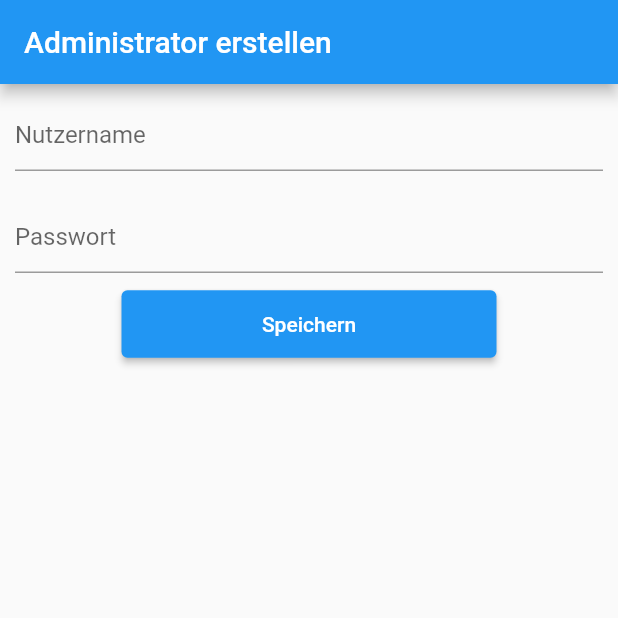
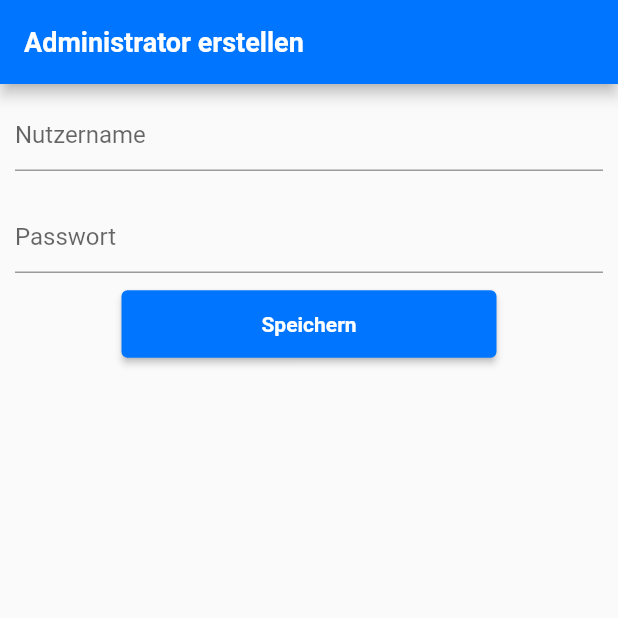
Before and after one commit to thm-mni-ii/lama, a Flutter app: the CreateAdminScreen screen opened directly, on a phone screen of 412 x 824 dp, the top half of it. Run offline on Flutter 3.47's test engine with Material 2 defaults, Android fonts, the phone set to English and light mode, and no system bars; our stand-ins replace audioplayers, bloc, bubble, equatable, flutter_bloc, flutter_markdown and 3 more; missing offline and left inert: flame; accounts and stored records are empty; Roboto replaces fonts that are missing (Ubuntu); project files that could hold a hidden picture were left out.

Commit message:
Change TextStyle and Colors to LamaUtils default

```diff
--- a/lama_app/lib/app/screens/create_admin_screen.dart
+++ b/lama_app/lib/app/screens/create_admin_screen.dart
@@ -4,6 +4,8 @@ import 'package:lama_app/app/bloc/user_login_bloc.dart';
 import 'package:lama_app/app/model/user_model.dart';
 import 'package:lama_app/app/screens/user_login_screen.dart';
 import 'package:lama_app/db/database_provider.dart';
+import 'package:lama_app/util/LamaColors.dart';
+import 'package:lama_app/util/LamaTextTheme.dart';
 
 class CreateAdminScreen extends StatelessWidget {
   final User _user = User(
@@ -19,7 +21,11 @@ class CreateAdminScreen extends StatelessWidget {
   Widget build(BuildContext context) {
     return Scaffold(
       appBar: AppBar(
-        title: Text('Administrator erstellen'),
+        backgroundColor: LamaColors.bluePrimary,
+        title: Text(
+          'Administrator erstellen',
+          style: LamaTextTheme.getStyle(fontSize: 18),
+        ),
       ),
       body: _form(context),
     );
@@ -52,7 +58,8 @@ class CreateAdminScreen extends StatelessWidget {
             ),
           ),
           ElevatedButton(
-            style: ElevatedButton.styleFrom(minimumSize: Size(250, 45)),
+            style: ElevatedButton.styleFrom(
+                minimumSize: Size(250, 45), primary: LamaColors.bluePrimary),
             onPressed: () async {
               if (_formKey.currentState.validate()) {
                 await DatabaseProvider.db.insertUser(_user);
@@ -67,7 +74,10 @@ class CreateAdminScreen extends StatelessWidget {
                 );
               }
             },
-            child: Text('Speichern'),
+            child: Text(
+              'Speichern',
+              style: LamaTextTheme.getStyle(fontSize: 14),
+            ),
           ),
         ],
       ),
```
